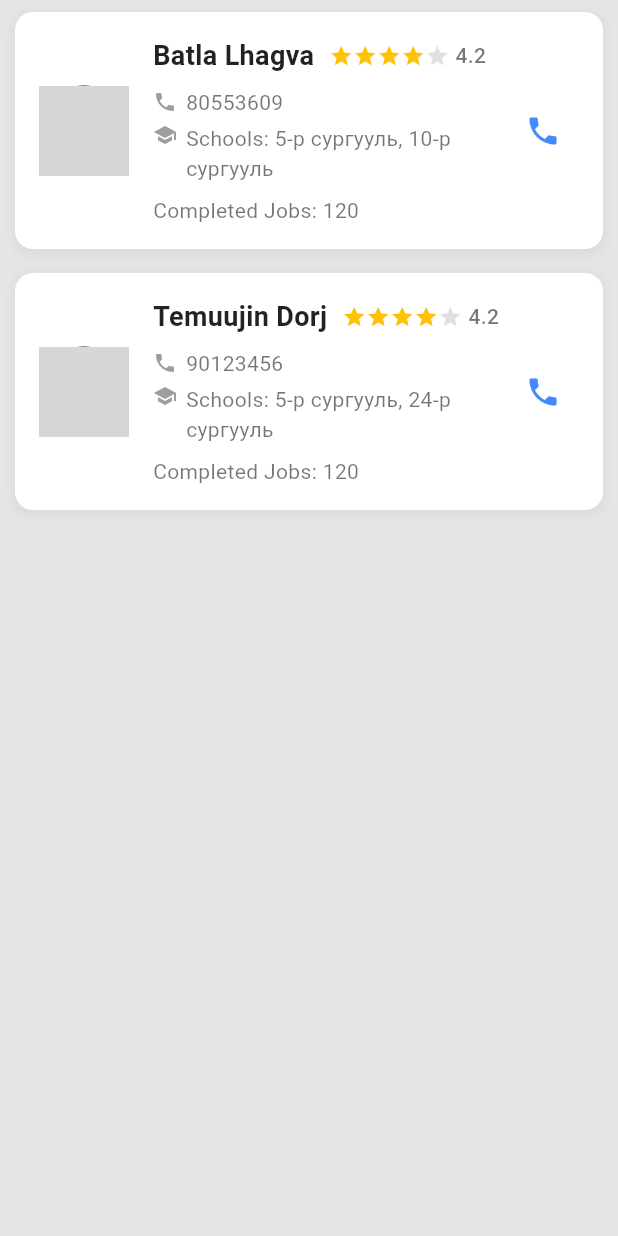
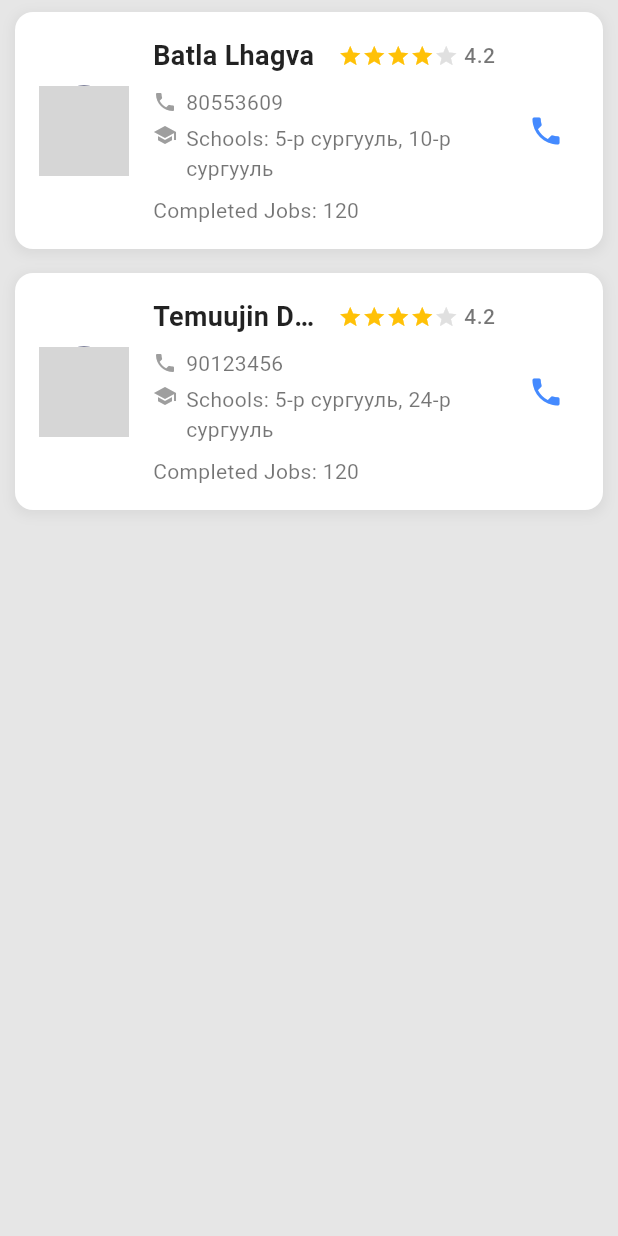
Before and after one commit to imthewolverine/schoolPolice, a Flutter app: the SchoolPoliceHomeScreen screen opened directly, on a phone screen of 412 x 824 dp. Run offline on Flutter 3.47's test engine with Material 3 defaults, Android fonts, the phone set to English and light mode, and no system bars; our stand-ins replace equatable, flutter_bloc, flutter_map, flutter_secure_storage, latlong2, location and 1 more; accounts and stored records are empty; network calls fail; grey boxes are pictures that could not be loaded.

Commit message:
school police home screen hemjee ad details hemjee fixed

```diff
--- a/lib/screens/school_police_home_screen/school_police_home_screen.dart
+++ b/lib/screens/school_police_home_screen/school_police_home_screen.dart
@@ -61,16 +61,20 @@ class SchoolPoliceHomeScreen extends StatelessWidget {
                                 // Name and Rating Row
                                 Row(
                                   children: [
-                                    Text(
-                                      '${police.firstName} ${police.lastName}',
-                                      style: TextStyle(
-                                        fontSize: 18,
-                                        fontWeight: FontWeight.w600,
-                                        color: Colors.black87,
+                                    Expanded(
+                                      child: Text(
+                                        '${police.firstName} ${police.lastName}',
+                                        style: TextStyle(
+                                          fontSize: 18,
+                                          fontWeight: FontWeight.w600,
+                                          color: Colors.black87,
+                                        ),
+                                        overflow: TextOverflow.ellipsis, // Prevents overflow
                                       ),
                                     ),
                                     SizedBox(width: 10),
                                     Row(
+                                      mainAxisSize: MainAxisSize.min, // Prevents row expansion
                                       children: List.generate(
                                         5,
                                             (starIndex) => Icon(
@@ -131,8 +135,10 @@ class SchoolPoliceHomeScreen extends StatelessWidget {
                               ],
                             ),
                           ),
+                          SizedBox(width: 8),
                           IconButton(
                             icon: Icon(Icons.phone, color: Colors.blueAccent),
+                            constraints: BoxConstraints(maxWidth: 36), // Limits width
                             onPressed: () {
                               // Implement call action
                             },
```
Also changed, not shown: lib/screens/ad_description_screen/ad_description_screen.dart (+36 -107 lines).
